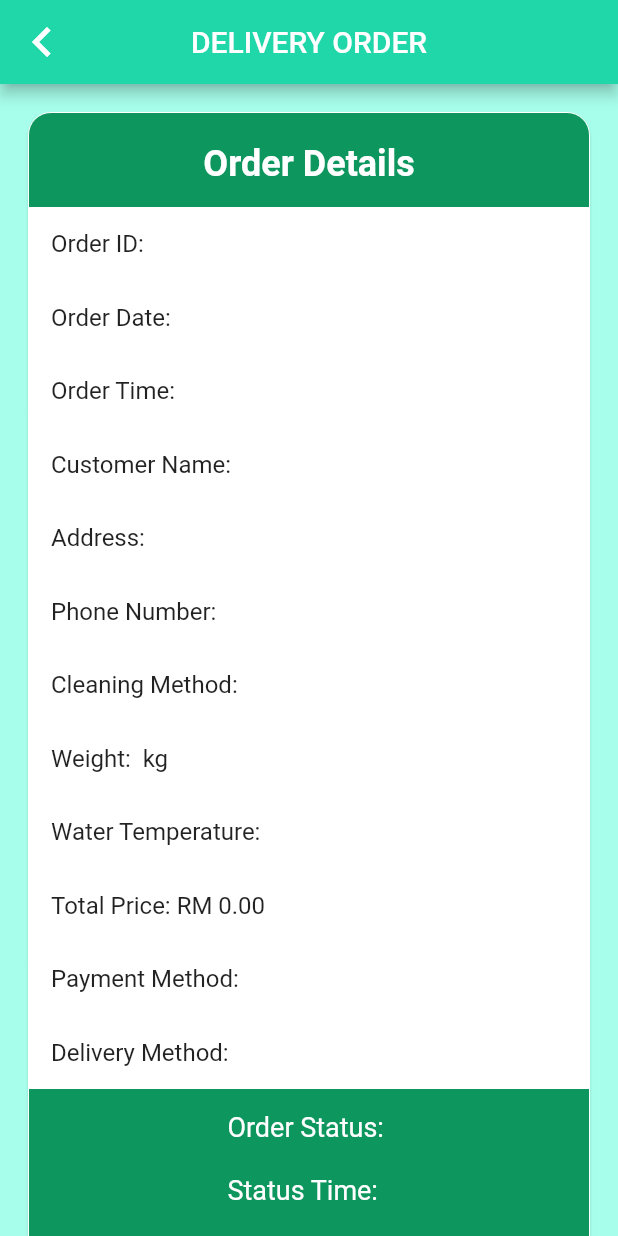
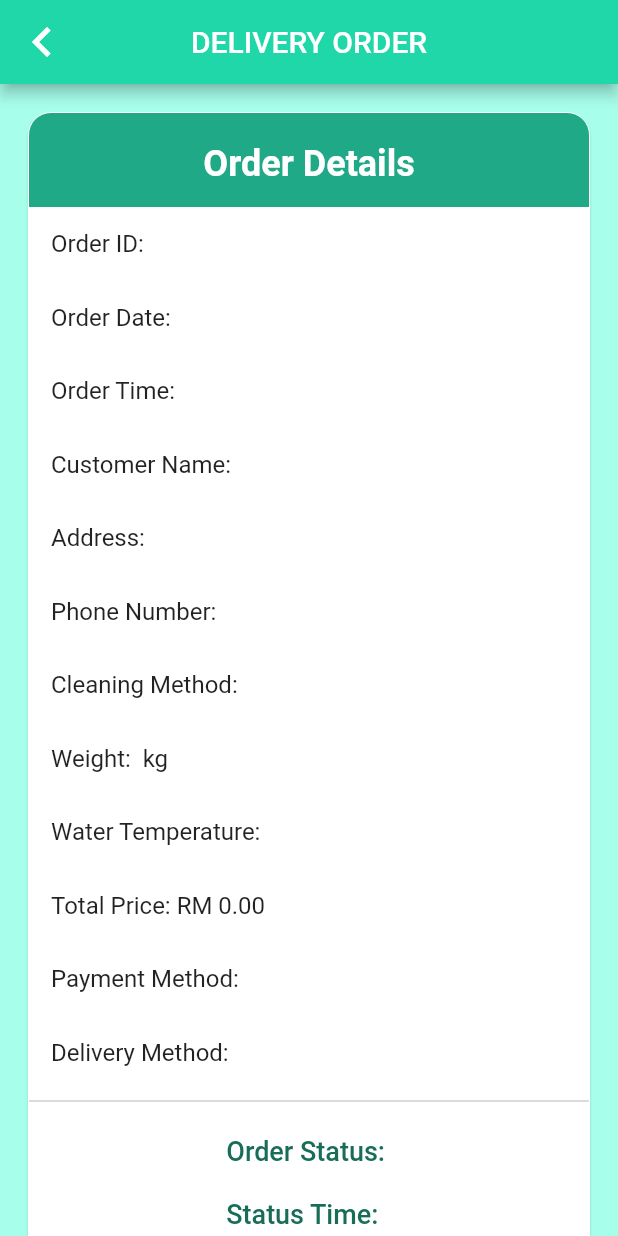
Before and after one commit to MAP-20212022-Yeoja-section1/SuperLaundry, a Flutter app: the PickedUpOrder screen opened directly with empty values, on a phone screen of 412 x 824 dp. Run offline on Flutter 3.47's test engine with Material 2 defaults, Android fonts, the phone set to English and light mode, and no system bars; our stand-ins replace cloud_firestore, firebase_auth, firebase_core, flutter_native_splash, fluttertoast, get_it and 1 more; accounts and stored records are empty.

Commit message:
minor correction

```diff
--- a/lib/ui/screens/deliveryOrder/picked_up_order.dart
+++ b/lib/ui/screens/deliveryOrder/picked_up_order.dart
@@ -55,7 +55,7 @@ class PickedUpOrderState extends State<PickedUpOrder>{
                                 child: Column(
                                 children: <Widget>[
                                   Container(
-                                    decoration: BoxDecoration(color: Color.fromARGB(255, 13, 150, 93),
+                                    decoration: BoxDecoration(color: Color.fromARGB(255, 31, 169, 134),
                                     borderRadius: BorderRadius.only(topLeft: Radius.circular(15), topRight: Radius.circular(15))),
                                     child: Center(
                                       child: Padding(
@@ -205,8 +205,12 @@ class PickedUpOrderState extends State<PickedUpOrder>{
                                           ),
                                       ),
                                   ),
+                                Divider(
+                                    thickness: 1,
+                                    color: Color.fromARGB(255, 209, 206, 206),
+                                  ),
                                 Container(
-                                        decoration: BoxDecoration(color: Color.fromARGB(255, 13, 150, 93),
+                                        decoration: BoxDecoration(color: Colors.white,
                                          borderRadius: BorderRadius.only(bottomLeft: Radius.circular(15), bottomRight: Radius.circular(15))),
                                         child: Column(
                                           children: [
@@ -217,8 +221,8 @@ class PickedUpOrderState extends State<PickedUpOrder>{
                                                       widget.post.orderStatus +"\n\nStatus Time: "+widget.post.statusTime,
                                                       style: const TextStyle(
                                                         fontSize: 18,
-                                                        color:Colors.white
-                                                        ),
+                                                        color: Color.fromARGB(255, 24, 109, 88),
+                                                        fontWeight: FontWeight.w500),
                                                   ),
                                               ),
                                             ),
@@ -261,9 +265,10 @@ class PickedUpOrderState extends State<PickedUpOrder>{
                                     label: const Text('Picked Up',
                                         // ignore: unnecessary_const
                                         style: const TextStyle(
-                                            color: Color.fromARGB(255, 13, 150, 93),
+                                            color: Colors.white,
                                             fontWeight: FontWeight.bold, fontSize: 18)),
-                                    backgroundColor: Colors.white,
+                                    backgroundColor: Color.fromARGB(255, 31, 169, 134),
+                                    icon: Icon(Icons.done_sharp),
                                   ),
                                 ),
                                 ]
@@ -275,7 +280,7 @@ class PickedUpOrderState extends State<PickedUpOrder>{
                                     ),
 
                   Padding(
-                  padding: EdgeInsets.only(bottom:20),
+                  padding: EdgeInsets.only(top:20 , bottom:30),
                   child: FloatingActionButton.extended(
                   heroTag: "btn2",
                   onPressed: ()async {
@@ -330,6 +335,7 @@ class PickedUpOrderState extends State<PickedUpOrder>{
                     fontSize: 18)),
                     highlightElevation: 10.0,
                     backgroundColor: Color.fromARGB(255, 255, 83, 83),
+                    icon: Icon(Icons.cancel_sharp),
               ),)
                 ],
               ),
```
Also changed, not shown: lib/ui/screens/deliveryOrder/delivered_order.dart (+13 -7 lines), lib/ui/screens/deliveryOrder/delivery_order_details.dart (+11 -4 lines).
